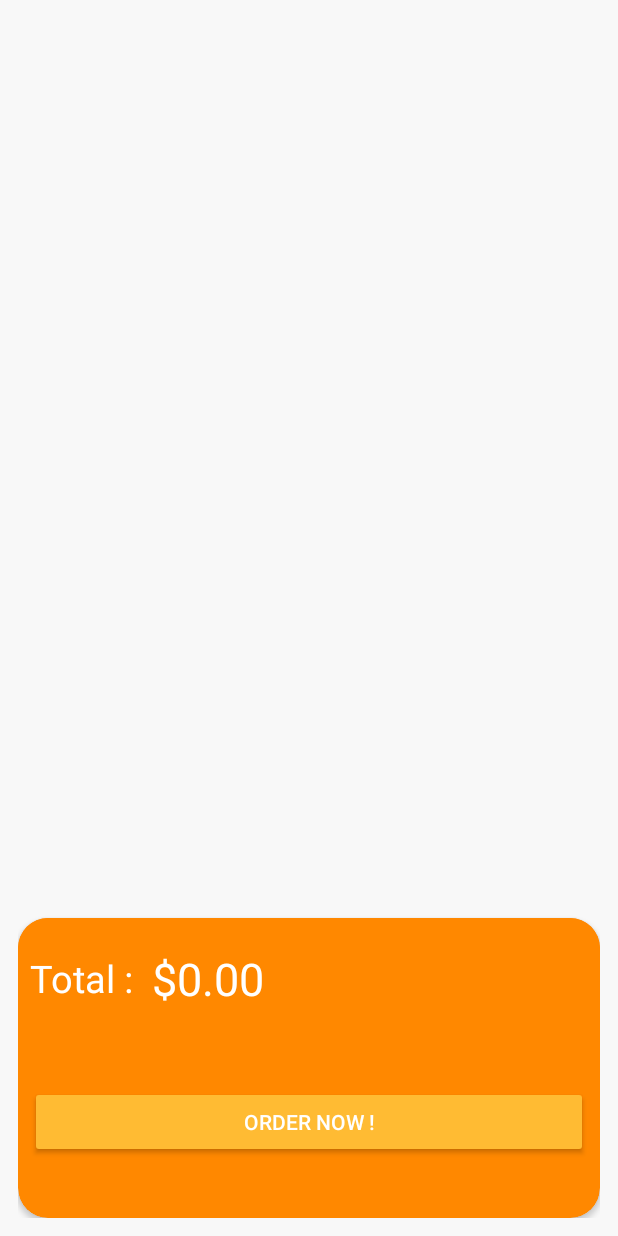
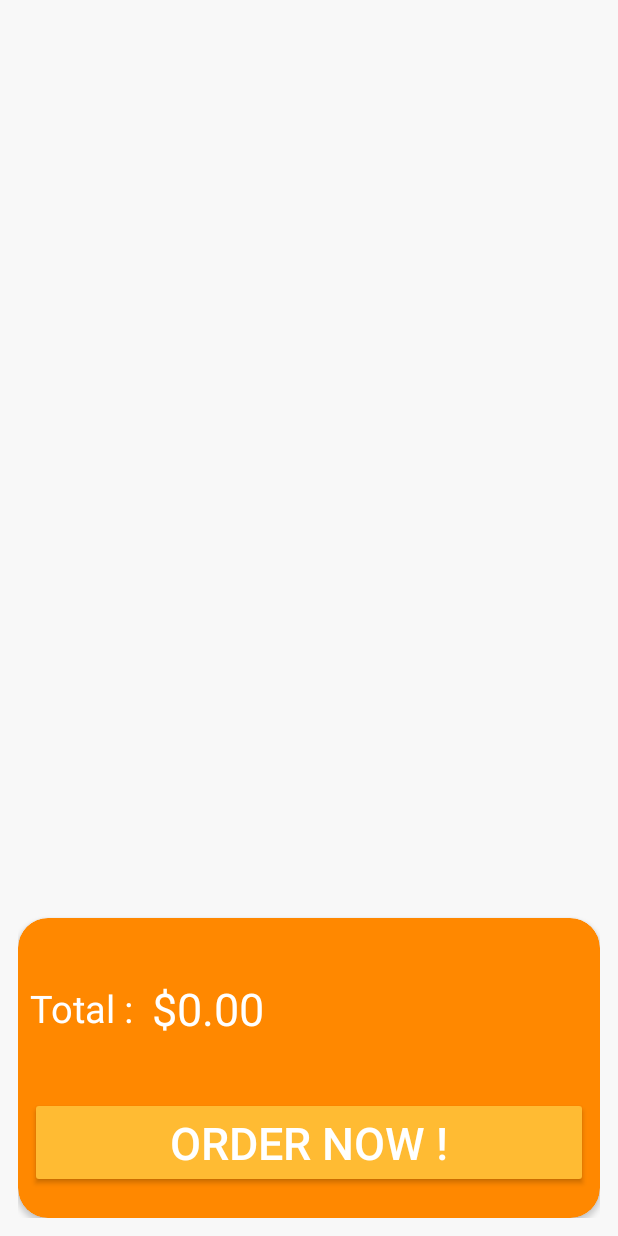
Before and after one commit to YeungJai/OrderFoodSystem, an Android app: the Cart screen opened directly, with no data from a screen before it, on a phone screen of 412 x 824 dp. Run offline under Robolectric (Android 15) with nearby library versions, the phone set to English and light mode, and no system bars; our stand-ins replace Firebase (no records; nobody signed in at launch, a user with empty details on screens opened directly); libraries missing offline, so code that uses them is left out: com.amulyakhare.textdrawable, com.readystatesoftware.sqliteasset, info.hoang8f.widget; plain views replace FButton; 5 statements that could not run were skipped.

Commit message:
Done ;D 2.0
Done ;D 2.0

```diff
--- a/app/src/main/java/com/example/orderfoodsystem/OrderStatus.java
+++ b/app/src/main/java/com/example/orderfoodsystem/OrderStatus.java
@@ -59,7 +59,6 @@
                 viewHolder.txtOrderPhone.setText(model.getPhone());
             }
         };
-        Toast.makeText(this, "Value: ", Toast.LENGTH_SHORT).show();
         recyclerView.setAdapter(adapter);
     }
 
--- a/app/src/main/res/layout/activity_admin_sig_in.xml
+++ b/app/src/main/res/layout/activity_admin_sig_in.xml
@@ -28,9 +28,9 @@
         android:layout_alignParentStart="true"
         android:layout_alignParentTop="true"
         android:layout_alignParentEnd="true"
-        android:layout_marginStart="30dp"
+        android:layout_marginStart="40dp"
         android:layout_marginTop="532dp"
-        android:layout_marginEnd="30dp"
+        android:layout_marginEnd="40dp"
         android:layout_marginBottom="84dp"
         android:background="@null"
         app:srcCompat="@drawable/signin" />
--- a/app/src/main/res/layout/activity_cart.xml
+++ b/app/src/main/res/layout/activity_cart.xml
@@ -24,34 +24,33 @@
         >
 
         <RelativeLayout
-            android:background="@android:color/holo_orange_dark"
             android:layout_width="wrap_content"
-            android:layout_height="160dp">
+            android:layout_height="160dp"
+           android:layout_gravity="center_vertical"
+            android:background="@android:color/holo_orange_dark">
 
             <LinearLayout
+                android:layout_width="wrap_content"
+                android:layout_height="wrap_content"
                 android:layout_margin="8dp"
                 android:gravity="center_vertical"
-                android:orientation="horizontal"
-                android:layout_width="wrap_content"
-                android:layout_height="wrap_content">
+                android:orientation="horizontal">
 
                 <TextView
                     android:layout_width="wrap_content"
                     android:layout_height="wrap_content"
                     android:text="Total :"
                     android:textColor="@android:color/white"
-                    android:textSize="25sp"
-                    />
+                    android:textSize="25sp" />
 
                 <TextView
                     android:id="@+id/total"
-                    android:padding="12dp"
                     android:layout_width="wrap_content"
                     android:layout_height="wrap_content"
+                    android:padding="12dp"
                     android:text="$1,000"
                     android:textColor="@android:color/white"
-                    android:textSize="30sp"
-                    />
+                    android:textSize="30sp" />
 
             </LinearLayout>
 
@@ -68,8 +67,8 @@
                 android:layout_marginBottom="0dp"
                 android:backgroundTint="@android:color/holo_orange_light"
                 android:text="Order Now !"
-                android:textColor="@android:color/white" />
-
+                android:textColor="@android:color/white"
+                android:textSize="30dp"/>
 
 
         </RelativeLayout>
--- a/app/src/main/res/layout/activity_food_list.xml
+++ b/app/src/main/res/layout/activity_food_list.xml
@@ -7,6 +7,7 @@
     tools:context=".FoodList"
     android:orientation="vertical"
     android:weightSum="8"
+    android:background="@drawable/ubg"
     >
 
     <com.mancj.materialsearchbar.MaterialSearchBar
--- a/app/src/main/res/layout/activity_order_status.xml
+++ b/app/src/main/res/layout/activity_order_status.xml
@@ -8,6 +8,8 @@
     android:background="@drawable/ubg"
     >
 
+
+
     <androidx.recyclerview.widget.RecyclerView
         android:id="@+id/listOrders"
         android:layout_width="match_parent"
--- a/app/src/main/res/layout/cart_layout.xml
+++ b/app/src/main/res/layout/cart_layout.xml
@@ -52,9 +52,10 @@
         </LinearLayout>
 
         <ImageView
+
             android:id="@+id/cart_item_count"
-            android:layout_width="20dp"
-            android:layout_height="20dp"
+            android:layout_width="35dp"
+            android:layout_height="35dp"
             android:layout_gravity="center_vertical|end"
             android:layout_marginRight="16dp"
             />
```
Also changed, not shown: app/src/main/java/com/example/orderfoodsystem/FoodDetail.java (+17 -0 lines), app/src/main/java/com/example/orderfoodsystem/Home.java (+4 -3 lines), app/src/main/res/layout/activity_food_detail.xml (+10 -3 lines), app/src/main/res/layout/activity_sign_in.xml (+21 -8 lines), app/src/main/res/layout/activity_sign_up.xml (+5 -5 lines).
